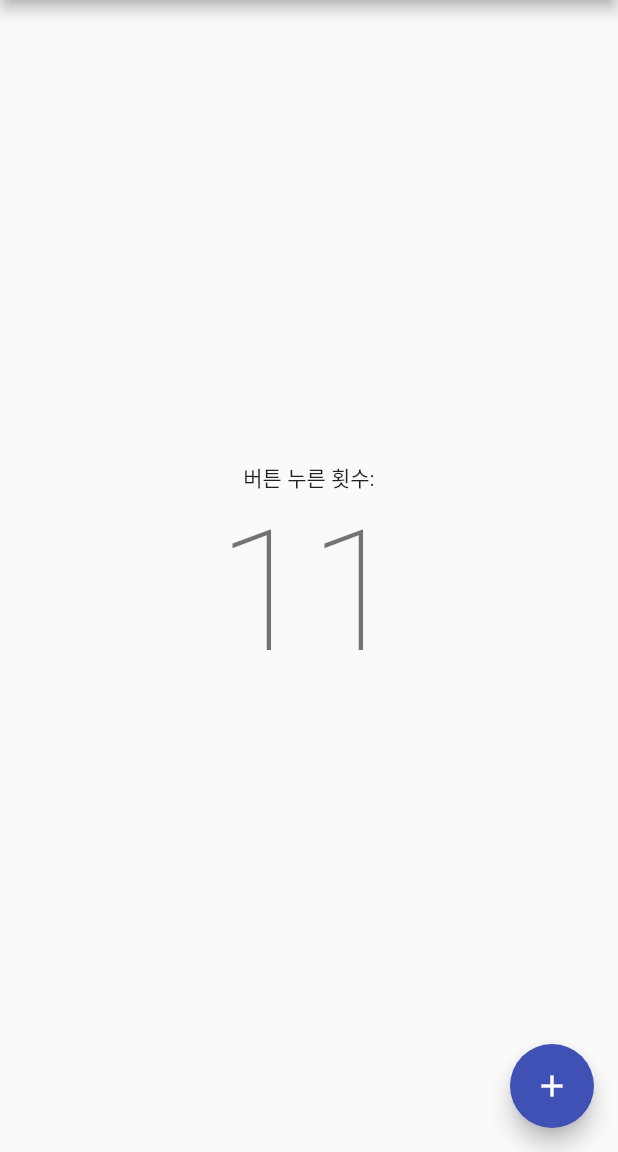
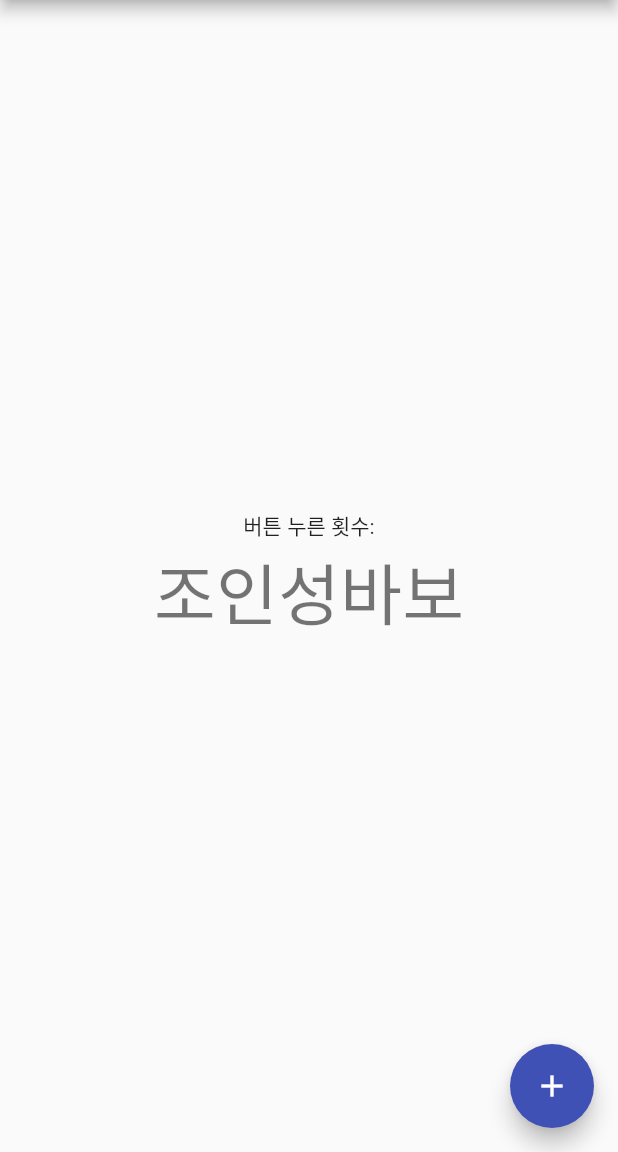
Before and after one commit to jeamin-0927/my-first-flutter-app, a Flutter app: the screen it shows after launch, after a tap on the "add" icon, on a phone screen of 412 x 824 dp, the part 84-1236 px from its top. Run offline on Flutter 3.47's test engine with Material 2 defaults, Android fonts, the phone set to English and light mode, and no system bars.

Commit message:
:bug: 조인성 바보보

```diff
--- a/lib/main.dart
+++ b/lib/main.dart
@@ -15,15 +15,6 @@ class MyApp extends StatelessWidget {
     return MaterialApp(
       title: '플러터 테스트',
       theme: ThemeData(
-        // This is the theme of your application.
-        //
-        // Try running your application with "flutter run". You'll see the
-        // application has a blue toolbar. Then, without quitting the app, try
-        // changing the primarySwatch below to Colors.green and then invoke
-        // "hot reload" (press "r" in the console where you ran "flutter run",
-        // or simply save your changes to "hot reload" in a Flutter IDE).
-        // Notice that the counter didn't reset back to zero; the application
-        // is not restarted.
         primarySwatch: Colors.indigo,
       ),
       home: const MyHomePage(title: '플러터 테스트 페이지'),
@@ -33,77 +24,37 @@ class MyApp extends StatelessWidget {
 
 class MyHomePage extends StatefulWidget {
   const MyHomePage({Key? key, required this.title}) : super(key: key);
-
-  // This widget is the home page of your application. It is stateful, meaning
-  // that it has a State object (defined below) that contains fields that affect
-  // how it looks.
-
-  // This class is the configuration for the state. It holds the values (in this
-  // case the title) provided by the parent (in this case the App widget) and
-  // used by the build method of the State. Fields in a Widget subclass are
-  // always marked "final".
-
   final String title;
-
   @override
   State<MyHomePage> createState() => _MyHomePageState();
 }
 
 class _MyHomePageState extends State<MyHomePage> {
-  int _counter = 10;
+  int _counter = 1;
 
   void _incrementCounter() {
     setState(() {
-      // This call to setState tells the Flutter framework that something has
-      // changed in this State, which causes it to rerun the build method below
-      // so that the display can reflect the updated values. If we changed
-      // _counter without calling setState(), then the build method would not be
-      // called again, and so nothing would appear to happen.
-      _counter++;
+      _counter += _counter;
     });
   }
 
   @override
   Widget build(BuildContext context) {
-    // This method is rerun every time setState is called, for instance as done
-    // by the _incrementCounter method above.
-    //
-    // The Flutter framework has been optimized to make rerunning build methods
-    // fast, so that you can just rebuild anything that needs updating rather
-    // than having to individually change instances of widgets.
     return Scaffold(
       appBar: AppBar(
-        // Here we take the value from the MyHomePage object that was created by
-        // the App.build method, and use it to set our appbar title.
         title: Text(widget.title),
       ),
       body: Center(
-        // Center is a layout widget. It takes a single child and positions it
-        // in the middle of the parent.
         child: Column(
-          // Column is also a layout widget. It takes a list of children and
-          // arranges them vertically. By default, it sizes itself to fit its
-          // children horizontally, and tries to be as tall as its parent.
-          //
-          // Invoke "debug painting" (press "p" in the console, choose the
-          // "Toggle Debug Paint" action from the Flutter Inspector in Android
-          // Studio, or the "Toggle Debug Paint" command in Visual Studio Code)
-          // to see the wireframe for each widget.
-          //
-          // Column has various properties to control how it sizes itself and
-          // how it positions its children. Here we use mainAxisAlignment to
-          // center the children vertically; the main axis here is the vertical
-          // axis because Columns are vertical (the cross axis would be
-          // horizontal).
           mainAxisAlignment: MainAxisAlignment.center,
           children: <Widget>[
             const Text(
               '버튼 누른 횟수:',
             ),
             Text(
-              '$_counter',
-              style: Theme.of(context).textTheme.headline1,
-            ),
+              '조인성바보',
+              style: Theme.of(context).textTheme.headline3,
+            )
           ],
         ),
       ),
```
Also changed, not shown: 1 other file.
